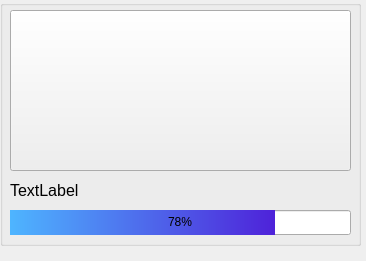
Qt form client/Forms/MyWidget/mywidget.ui (sofinvalery/LMS) before a commit.
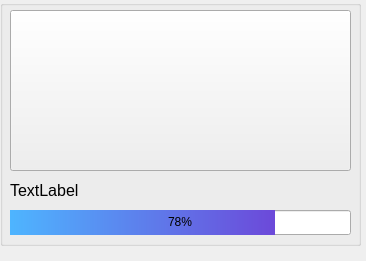
The same form after that commit.

The edit to the form file:
```diff
--- a/client/Forms/MyWidget/mywidget.ui
+++ b/client/Forms/MyWidget/mywidget.ui
@@ -126,7 +126,8 @@
     </property>
     <property name="styleSheet">
      <string notr="true">QProgressBar::chunk {
-	background-color: qlineargradient(spread:pad, x1:0, y1:0, x2:1, y2:0, stop:0 rgba(78, 181, 255, 255), stop:1 rgba(78, 34, 217, 255));
+	
+	background-color: qlineargradient(spread:pad, x1:0, y1:0, x2:1, y2:0, stop:0 rgba(78, 181, 255, 255), stop:1 rgba(108, 73, 217, 255));
 }</string>
     </property>
     <property name="value">
```
